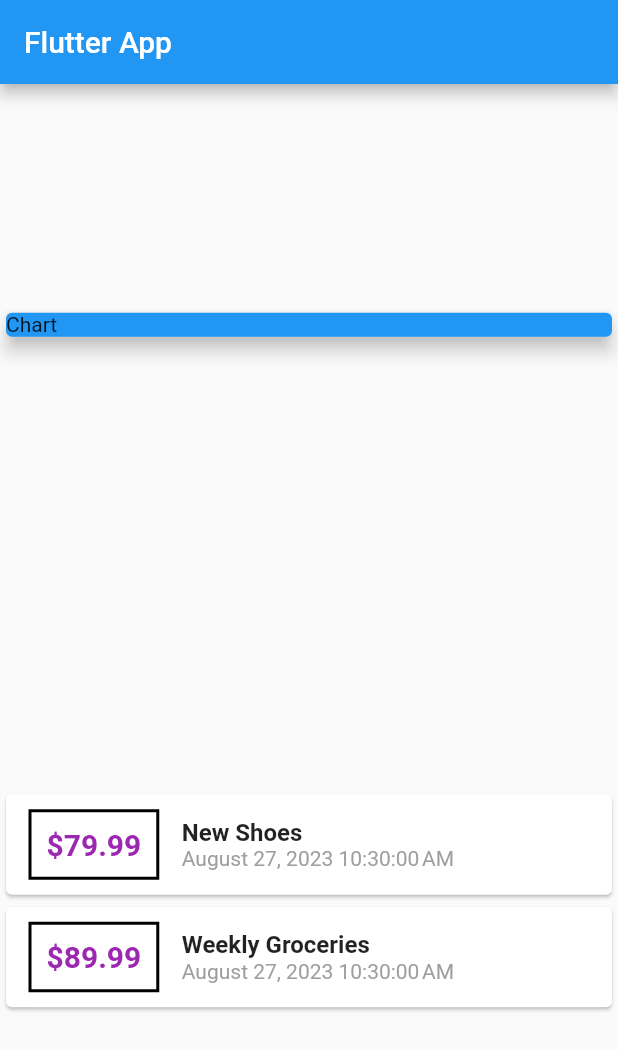
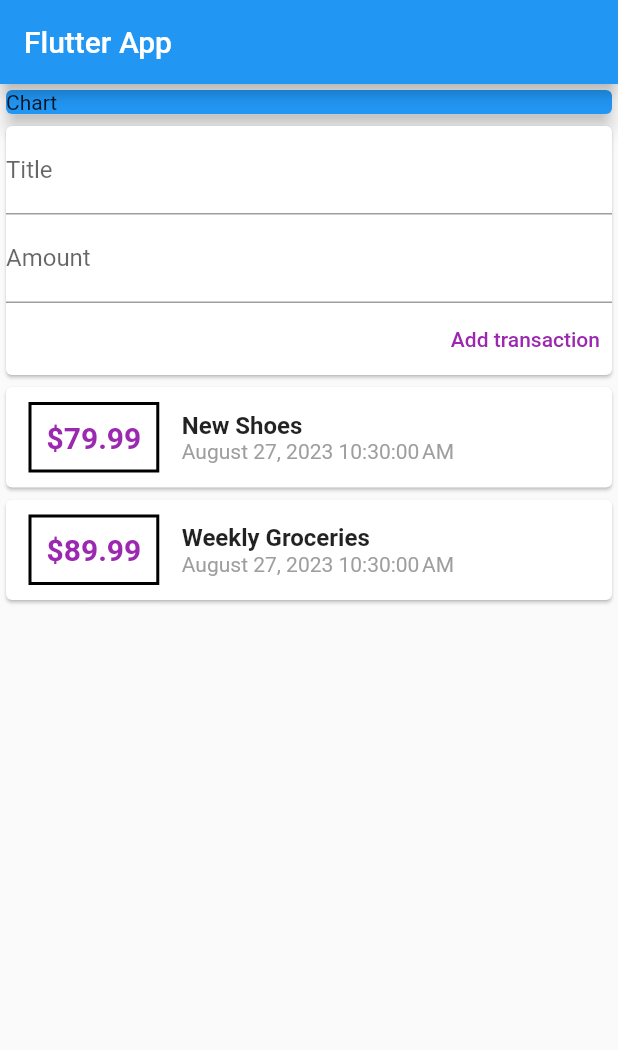
Before and after one commit to FARHADGULL/personal_expenses_app, a Flutter app: the screen it shows after launch, on a phone screen of 412 x 824 dp. Shown: the top 1050 px of the screen. Run offline on Flutter 3.47's test engine with Material 2 defaults, Android fonts, the phone set to English and light mode, and no system bars.

Commit message:
added new card to add the transaction

```diff
--- a/lib/main.dart
+++ b/lib/main.dart
@@ -37,7 +37,7 @@ class MyHomePage extends StatelessWidget {
         title: const Text('Flutter App'),
       ),
       body: Column(
-        mainAxisAlignment: MainAxisAlignment.spaceAround,
+        //mainAxisAlignment: MainAxisAlignment.spaceAround,
         crossAxisAlignment: CrossAxisAlignment.stretch,
         children: <Widget>[
           Container(
@@ -46,6 +46,34 @@ class MyHomePage extends StatelessWidget {
               color: Colors.blue,
               elevation: 5,
               child: Text('Chart'),
+            ),
+          ),
+          Card(
+            child: Container(
+              child: const Column(
+                crossAxisAlignment: CrossAxisAlignment.end,
+                children: [
+                  TextField(
+                    decoration: InputDecoration(
+                      labelText: 'Title',
+                    ),
+                  ),
+                  TextField(
+                    decoration: InputDecoration(
+                      labelText: 'Amount',
+                    ),
+                  ),
+                  TextButton(
+                    onPressed: null,
+                    child: Text(
+                      'Add transaction',
+                      style: TextStyle(
+                        color: Colors.purple,
+                      ),
+                    ),
+                  )
+                ],
+              ),
             ),
           ),
           Column(
```
